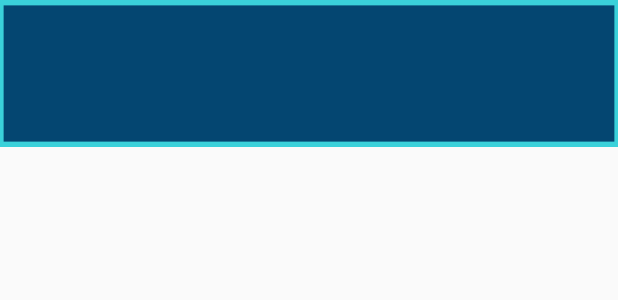
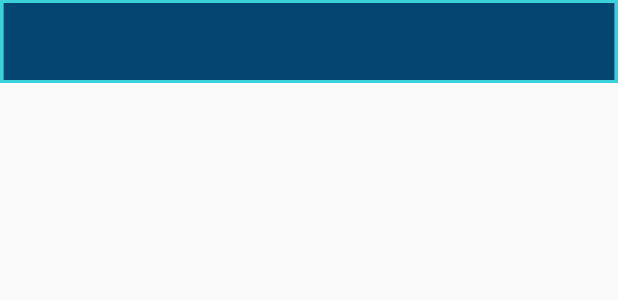
Before and after one commit to ThatRubenAguilar/PocketStrats, an Android app: the layout map_tip_list_group.xml on its own in the app's theme, with its tools: preview values and no code run, on a phone screen of 412 x 824 dp. Shown: the top 300 px of the screen. Run offline under Robolectric (Android 15) with nearby library versions, the phone set to English and light mode, and no system bars; network calls fail.

Commit message:
Image and text based touch ups for tips view

```diff
--- a/app/src/main/res/layout/map_tip_list_group.xml
+++ b/app/src/main/res/layout/map_tip_list_group.xml
@@ -5,18 +5,25 @@
     android:layout_width="match_parent"
     android:layout_height="wrap_content"
     android:orientation="horizontal">
-    <ImageView
-        android:layout_width="wrap_content"
-        android:layout_height="match_parent"
-        android:background="@drawable/tips_expandable_group"
-        android:visibility="invisible"/>
+    <!--<ImageView-->
+        <!--android:layout_width="wrap_content"-->
+        <!--android:layout_height="match_parent"-->
+        <!--android:background="@drawable/tips_expandable_group"-->
+        <!--android:visibility="invisible"/>-->
     <TextView xmlns:android="http://schemas.android.com/apk/res/android"
         android:id="@+id/text_list_map_tip_group"
         android:textSize="@dimen/button_text_size_large"
+        android:textColor="@color/textTeal"
+
+        android:shadowColor="@color/textDark"
+        android:shadowDx="1"
+        android:shadowDy="1"
+        android:shadowRadius="20"
         android:gravity="center"
         android:textAlignment="gravity"
         android:layout_width="match_parent"
         android:layout_height="match_parent">
 
     </TextView>
+
 </LinearLayout>
--- a/app/src/main/res/layout/map_tip_list_item.xml
+++ b/app/src/main/res/layout/map_tip_list_item.xml
@@ -9,6 +9,12 @@
     <TextView xmlns:android="http://schemas.android.com/apk/res/android"
         android:id="@+id/text_list_map_tip_item"
         android:paddingLeft="@dimen/button_padding"
+        android:textSize="@dimen/button_text_size_small"
+        android:shadowColor="@color/textDark"
+        android:textColor="@color/textTeal"
+        android:shadowDx="1"
+        android:shadowDy="1"
+        android:shadowRadius="20"
         android:layout_width="match_parent"
         android:layout_height="match_parent">
 
--- a/app/src/main/res/values/colors.xml
+++ b/app/src/main/res/values/colors.xml
@@ -11,6 +11,7 @@
     <color name="clear">#00000000</color>
 
     <color name="textLight">#fdfdfe</color>
+    <color name="textTeal">#3ad0d9</color>
     <color name="textDark">#000000</color>
 
 </resources>
--- a/app/src/main/res/values/dimens.xml
+++ b/app/src/main/res/values/dimens.xml
@@ -4,9 +4,9 @@
     <dimen name="activity_vertical_margin">16dp</dimen>
     <dimen name="button_elevation_on">5dp</dimen>
     <dimen name="button_elevation_off">20dp</dimen>
-    <dimen name="button_text_size_small">15sp</dimen>
-    <dimen name="button_text_size_medium">25sp</dimen>
-    <dimen name="button_text_size_large">35sp</dimen>
+    <dimen name="button_text_size_small">15dp</dimen>
+    <dimen name="button_text_size_medium">25dp</dimen>
+    <dimen name="button_text_size_large">35dp</dimen>
     <dimen name="button_padding">5dp</dimen>
 
     <dimen name="padding_small">5dp</dimen>
```
Also changed, not shown: app/src/main/res/drawable-hdpi/ic_down_arrow.png (deleted), app/src/main/res/drawable-hdpi/ic_up_arrow.png (deleted), app/src/main/res/drawable-xhdpi/bg_item_dropdown.png (renamed from app/src/main/res/drawable-hdpi/bg_item_dropdown.png), app/src/main/res/drawable-xhdpi/btn_dropdown.png (renamed from app/src/main/res/drawable-hdpi/btn_dropdown.png), app/src/main/res/drawable-xhdpi/btn_dropdown_blank.png (renamed from app/src/main/res/drawable-hdpi/btn_dropdown_blank.png), app/src/main/res/drawable-xhdpi/ic_down_arrow.9.png (added), app/src/main/res/drawable-xhdpi/ic_up_arrow.9.png (added).
